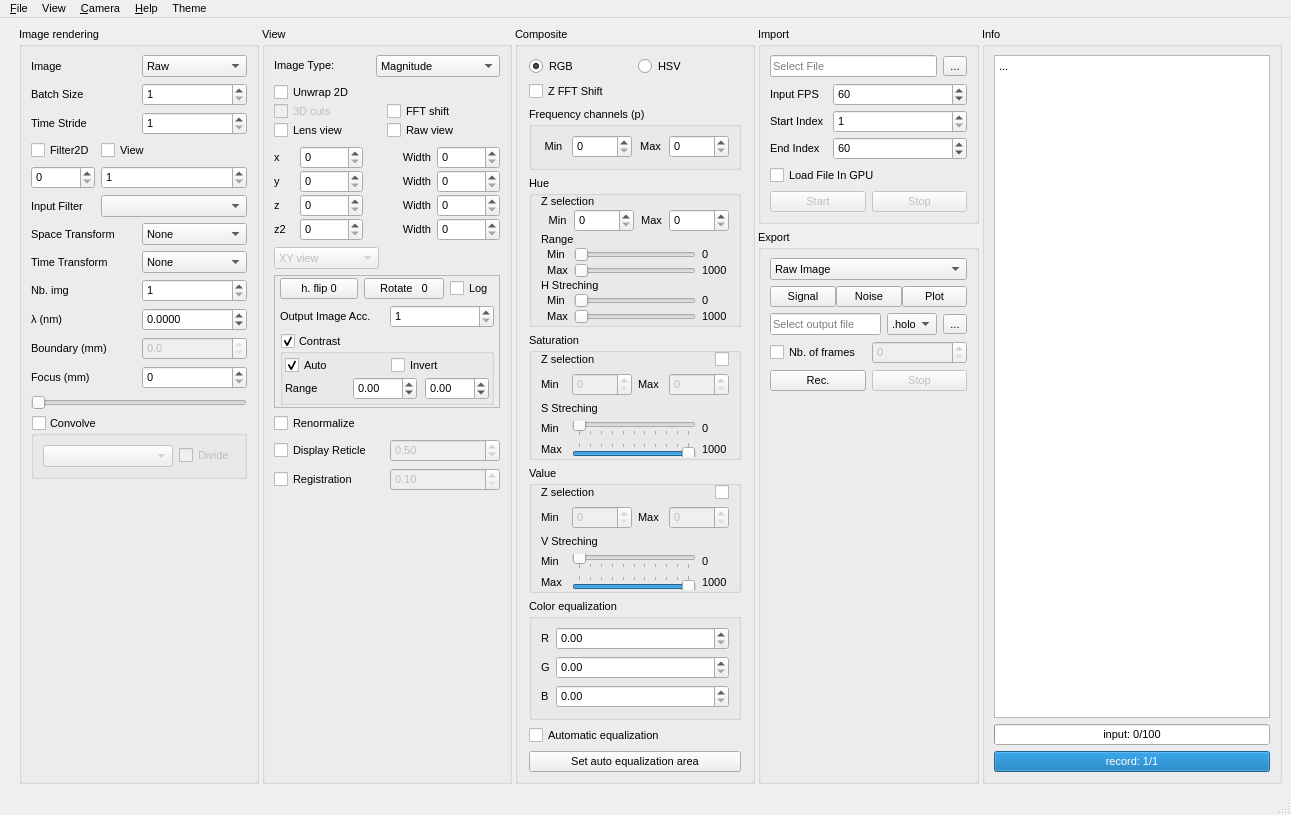
DigitalHolography/Holovibes, file Holovibes/assets/ui/mainwindow.ui: the form before one commit.
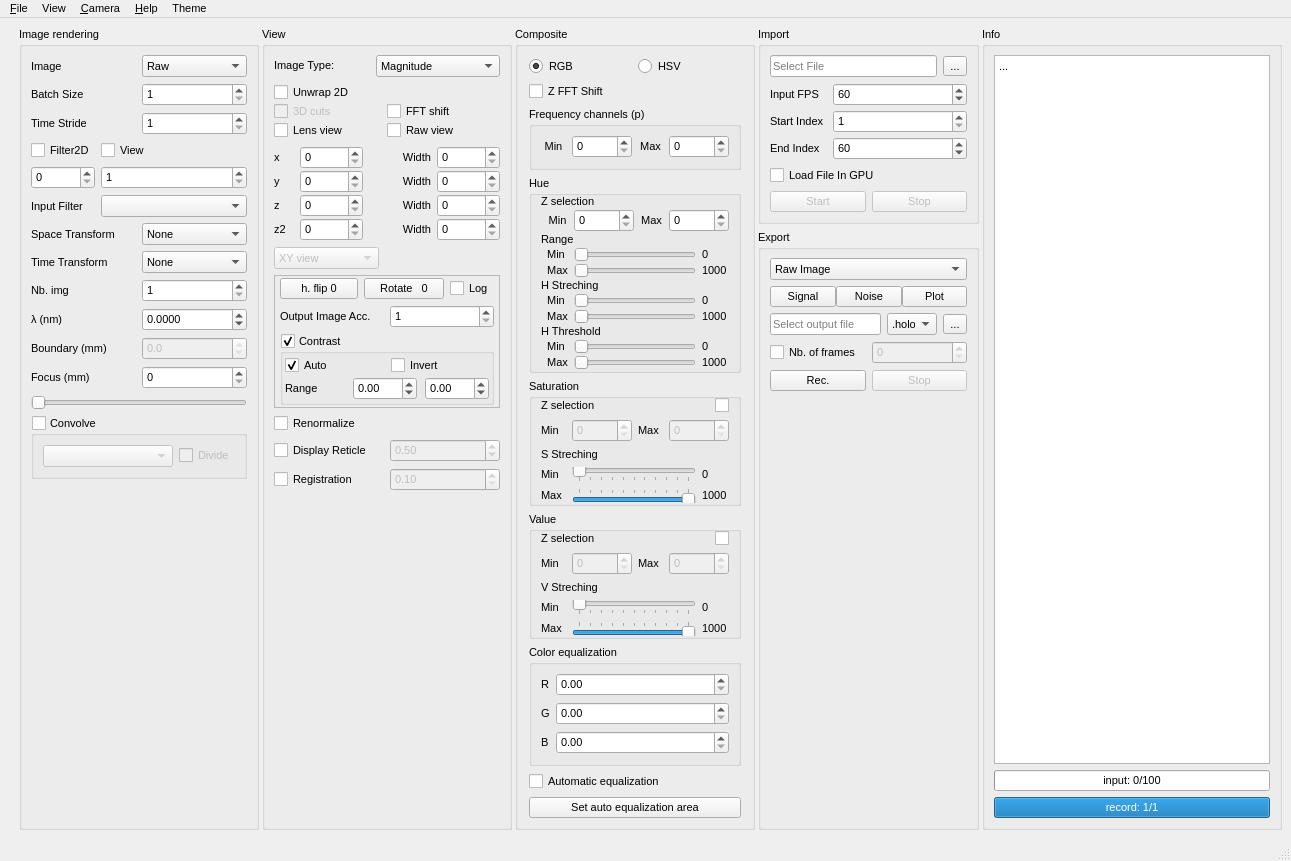
The form after the commit. Custom widgets are drawn as their Qt base class.

Commit message: feat(ui): start to add .threshold to the ui; zfftshift now hidden properly

The edit to the form file:
```diff
--- a/Holovibes/assets/ui/mainwindow.ui
+++ b/Holovibes/assets/ui/mainwindow.ui
@@ -10,7 +10,7 @@
     <x>0</x>
     <y>0</y>
     <width>1283</width>
-    <height>810</height>
+    <height>858</height>
    </rect>
   </property>
   <property name="sizePolicy">
@@ -1712,14 +1712,14 @@
                </widget>
               </item>
               <item row="4" column="5">
-               <widget class="QLabel" name="label_hue_threshold_max">
+               <widget class="QLabel" name="label_hue_slider_threshold_max">
                 <property name="text">
                  <string>1000</string>
                 </property>
                </widget>
               </item>
               <item row="3" column="5">
-               <widget class="QLabel" name="label_hue_threshold_min">
+               <widget class="QLabel" name="label_hue_slider_threshold_min">
                 <property name="text">
                  <string>0</string>
                 </property>
@@ -1736,7 +1736,7 @@
                </widget>
               </item>
               <item row="4" column="1" colspan="4">
-               <widget class="QSlider" name="horizontalSlider_hue_threshold_max">
+               <widget class="QSlider" name="horizontalSlider_hue_slider_threshold_max">
                 <property name="maximumSize">
                  <size>
                   <width>16777215</width>
@@ -1835,7 +1835,7 @@
                </widget>
               </item>
               <item row="3" column="1" colspan="4">
-               <widget class="QSlider" name="horizontalSlider_hue_threshold_min">
+               <widget class="QSlider" name="horizontalSlider_hue_slider_threshold_min">
                 <property name="maximumSize">
                  <size>
                   <width>16777215</width>
@@ -1880,7 +1880,7 @@
                </widget>
               </item>
               <item row="4" column="0">
-               <widget class="QLabel" name="label_hue_threshold_max_name">
+               <widget class="QLabel" name="label_hue_slider_threshold_max_name">
                 <property name="text">
                  <string>  Max</string>
                 </property>
@@ -1897,12 +1897,85 @@
                </widget>
               </item>
               <item row="3" column="0">
+               <widget class="QLabel" name="label_hue_slider_threshold_min_name">
+                <property name="text">
+                 <string>  Min</string>
+                </property>
+               </widget>
+              </item>
+              <item row="8" column="0" colspan="5">
+               <widget class="QLabel" name="h_threshold_label">
+                <property name="text">
+                 <string>H Threshold</string>
+                </property>
+               </widget>
+              </item>
+              <item row="9" column="0">
                <widget class="QLabel" name="label_hue_threshold_min_name">
                 <property name="text">
                  <string>  Min</string>
                 </property>
                </widget>
               </item>
+              <item row="9" column="1" colspan="4">
+               <widget class="QSlider" name="horizontalSlider_hue_threshold_min">
+                <property name="maximumSize">
+                 <size>
+                  <width>16777215</width>
+                  <height>15</height>
+                 </size>
+                </property>
+                <property name="maximum">
+                 <number>1000</number>
+                </property>
+                <property name="pageStep">
+                 <number>100</number>
+                </property>
+                <property name="orientation">
+                 <enum>Qt::Horizontal</enum>
+                </property>
+               </widget>
+              </item>
+              <item row="9" column="5">
+               <widget class="QLabel" name="label_hue_threshold_min">
+                <property name="text">
+                 <string>0</string>
+                </property>
+               </widget>
+              </item>
+              <item row="10" column="0">
+               <widget class="QLabel" name="label_hue_threshold_max_name">
+                <property name="text">
+                 <string>  Max</string>
+                </property>
+               </widget>
+              </item>
+              <item row="10" column="1" colspan="4">
+               <widget class="QSlider" name="horizontalSlider_hue_threshold_max">
+                <property name="maximumSize">
+                 <size>
+                  <width>16777215</width>
+                  <height>15</height>
+                 </size>
+                </property>
+                <property name="maximum">
+                 <number>1000</number>
+                </property>
+                <property name="pageStep">
+                 <number>100</number>
+                </property>
+                <property name="orientation">
+                 <enum>Qt::Horizontal</enum>
+                </property>
+               </widget>
+              </item>
+              <item row="10" column="5">
+               <widget class="QLabel" name="label_hue_threshold_max">
+                <property name="text">
+                 <string>1000</string>
+                </property>
+               </widget>
+              </item>
              </layout>
             </item>
            </layout>
```
Left out of the diff: 24 changed lines with no effect on the pictures. The commit also changes 1 other file.
